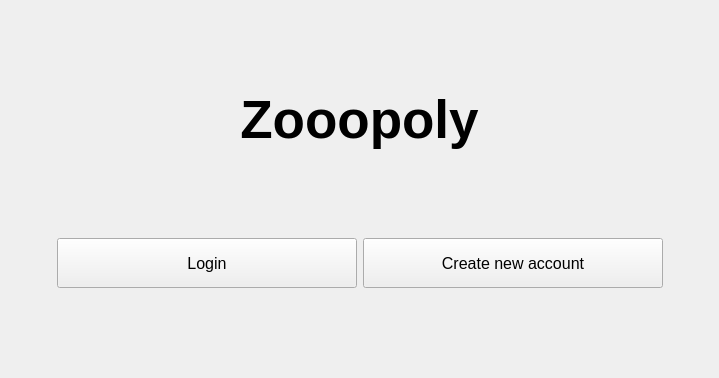
First picture: the form in UI/mainScreen.ui, repository Sp1riting/A-Level-Coursework, before the edit.
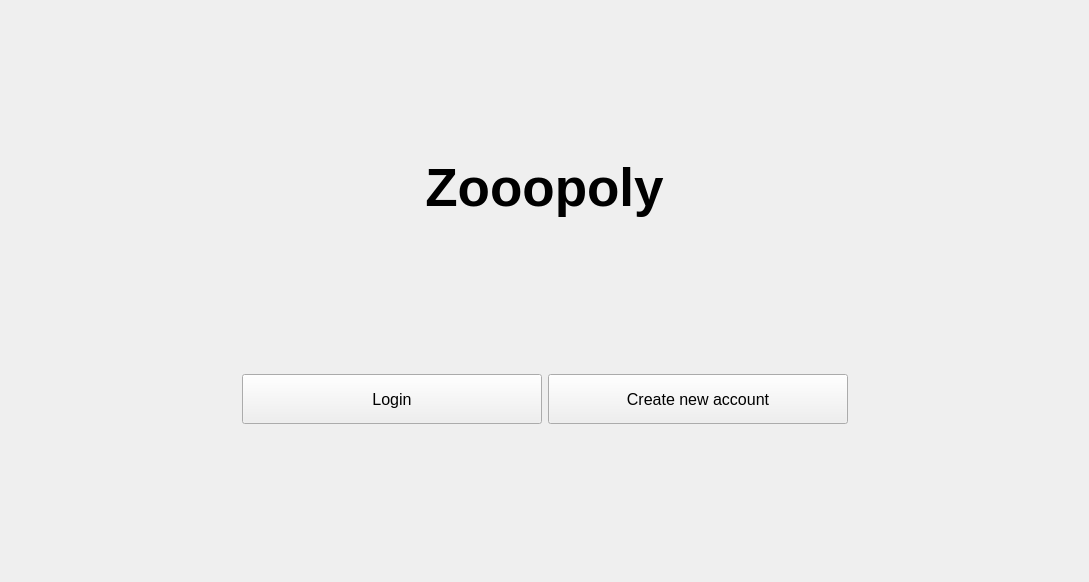
Second picture: the form after the edit.

```diff
--- a/UI/mainScreen.ui
+++ b/UI/mainScreen.ui
@@ -6,8 +6,8 @@
    <rect>
     <x>0</x>
     <y>0</y>
-    <width>719</width>
-    <height>378</height>
+    <width>1089</width>
+    <height>582</height>
    </rect>
   </property>
   <property name="windowTitle">
```
